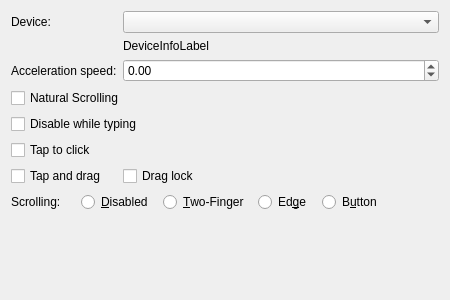
Qt form lxqt-config-input/touchpadconfig.ui (lxqt/lxqt-config) before a commit.
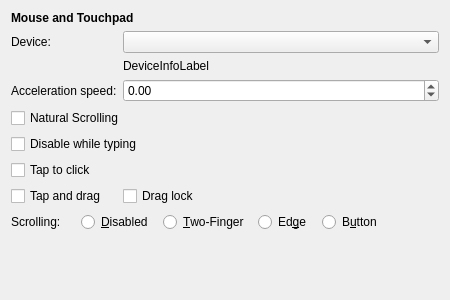
The same form after that commit.

Commit message: Added 'ms' to slider labels, page title and removed redundant labels  (#1186)

```diff
--- a/lxqt-config-input/touchpadconfig.ui
+++ b/lxqt-config-input/touchpadconfig.ui
@@ -14,31 +14,38 @@
    <string>TouchpadConfig </string>
   </property>
   <layout class="QFormLayout" name="formLayout">
-   <item row="0" column="0">
+   <item row="0" column="0" colspan="2">
+    <widget class="QLabel" name="label">
+     <property name="text">
+      <string>&lt;b&gt;Mouse and Touchpad&lt;/b&gt;</string>
+     </property>
+    </widget>
+   </item>
+   <item row="1" column="0">
     <widget class="QLabel" name="label">
      <property name="text">
       <string>Device:</string>
      </property>
     </widget>
    </item>
-   <item row="0" column="1">
-    <widget class="QComboBox" name="devicesComboBox"/>
-   </item>
    <item row="1" column="1">
+    <widget class="QComboBox" name="devicesComboBox"/>
+   </item>
+   <item row="2" column="1">
     <widget class="QLabel" name="deviceInfoLabel">
      <property name="text">
       <string>DeviceInfoLabel</string>
      </property>
     </widget>
    </item>
-   <item row="2" column="0">
+   <item row="3" column="0">
     <widget class="QLabel" name="label_3">
      <property name="text">
       <string>Acceleration speed:</string>
      </property>
     </widget>
    </item>
-   <item row="2" column="1">
+   <item row="3" column="1">
     <widget class="QDoubleSpinBox" name="accelSpeedDoubleSpinBox">
      <property name="decimals">
       <number>2</number>
@@ -54,28 +61,28 @@
      </property>
     </widget>
    </item>
-   <item row="3" column="0" colspan="2">
+   <item row="4" column="0" colspan="2">
     <widget class="QCheckBox" name="naturalScrollingEnabledCheckBox">
      <property name="text">
       <string>Natural Scrolling</string>
      </property>
     </widget>
    </item>
-   <item row="4" column="0" colspan="2">
+   <item row="5" column="0" colspan="2">
     <widget class="QCheckBox" name="disableWhileTypingCheckBox">
      <property name="text">
       <string>Disable while typing</string>
      </property>
     </widget>
    </item>
-   <item row="5" column="0" colspan="2">
+   <item row="6" column="0" colspan="2">
     <widget class="QCheckBox" name="tappingEnabledCheckBox">
      <property name="text">
       <string>Tap to click</string>
      </property>
     </widget>
    </item>
-   <item row="6" column="0" colspan="2">
+   <item row="7" column="0" colspan="2">
     <layout class="QHBoxLayout" name="horizontalLayout_2">
      <item>
       <widget class="QCheckBox" name="tapToDragEnabledCheckBox">
@@ -122,7 +129,7 @@
      </item>
     </layout>
    </item>
-   <item row="7" column="0" colspan="2">
+   <item row="8" column="0" colspan="2">
     <layout class="QHBoxLayout" name="horizontalLayout">
      <property name="spacing">
       <number>10</number>
```
The commit also changes 2 other files.
